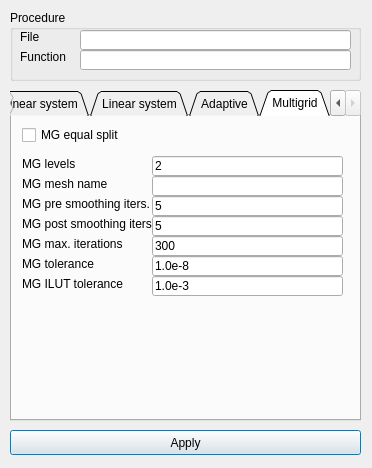
Old version of the form misc/Mesh3D/forms/solverparameters.ui in the repository tehnick/elmerfem.
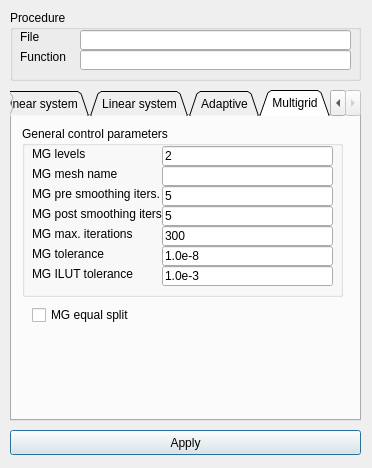
New version of the form. The open tabs and pages were chosen to show the change. Icons and pictures are not drawn.

Commit message: Mesh3D: Redesigned Material edit. Also changed some logic in Solver parameters edit.

The edit to the form file:
```diff
--- a/misc/Mesh3D/forms/solverparameters.ui
+++ b/misc/Mesh3D/forms/solverparameters.ui
@@ -989,8 +989,8 @@
     <widget class="QCheckBox" name="mgEqualSplitCheck" >
      <property name="geometry" >
       <rect>
-       <x>10</x>
-       <y>10</y>
+       <x>20</x>
+       <y>190</y>
        <width>101</width>
        <height>18</height>
       </rect>
@@ -999,37 +999,62 @@
       <string>MG equal split</string>
      </property>
     </widget>
-    <widget class="QLabel" name="mgLevelsLabel" >
+    <widget class="QGroupBox" name="multigridGeneralControlGroup" >
      <property name="geometry" >
       <rect>
        <x>10</x>
-       <y>40</y>
-       <width>131</width>
-       <height>16</height>
+       <y>10</y>
+       <width>321</width>
+       <height>171</height>
       </rect>
      </property>
+     <property name="title" >
+      <string>General control parameters</string>
+     </property>
+     <widget class="QLineEdit" name="mgLevelsEdit" >
+      <property name="geometry" >
+       <rect>
+        <x>140</x>
+        <y>20</y>
+        <width>171</width>
+        <height>20</height>
+       </rect>
+      </property>
      <property name="text" >
-      <string>MG levels</string>
-     </property>
-    </widget>
-    <widget class="QLabel" name="mgMeshNameLabel" >
+       <string>2</string>
+      </property>
+     </widget>
+     <widget class="QLineEdit" name="mgILUTEdit" >
      <property name="geometry" >
       <rect>
+        <x>140</x>
+        <y>140</y>
+        <width>171</width>
+        <height>20</height>
+       </rect>
+      </property>
+      <property name="text" >
+       <string>1.0e-3</string>
+      </property>
+     </widget>
+     <widget class="QLabel" name="mgILUTabel" >
+      <property name="geometry" >
+       <rect>
        <x>10</x>
-       <y>60</y>
+        <y>140</y>
        <width>131</width>
        <height>16</height>
       </rect>
      </property>
      <property name="text" >
-      <string>MG mesh name</string>
+       <string>MG ILUT tolerance</string>
      </property>
     </widget>
     <widget class="QLabel" name="mgPreSmoothingItersLabel" >
      <property name="geometry" >
       <rect>
        <x>10</x>
-       <y>80</y>
+        <y>60</y>
        <width>131</width>
        <height>16</height>
       </rect>
@@ -1042,7 +1067,7 @@
      <property name="geometry" >
       <rect>
        <x>10</x>
-       <y>100</y>
+        <y>80</y>
        <width>131</width>
        <height>16</height>
       </rect>
@@ -1051,87 +1076,12 @@
       <string>MG post smoothing iters.</string>
      </property>
     </widget>
-    <widget class="QLabel" name="mgMaxItersLabel" >
-     <property name="geometry" >
-      <rect>
-       <x>10</x>
-       <y>120</y>
-       <width>131</width>
-       <height>16</height>
-      </rect>
-     </property>
-     <property name="text" >
-      <string>MG max. iterations</string>
-     </property>
-    </widget>
-    <widget class="QLabel" name="mgToleranceLabel" >
-     <property name="geometry" >
-      <rect>
-       <x>10</x>
-       <y>140</y>
-       <width>131</width>
-       <height>16</height>
-      </rect>
-     </property>
-     <property name="text" >
-      <string>MG tolerance</string>
-     </property>
-    </widget>
-    <widget class="QLabel" name="mgILUTabel" >
-     <property name="geometry" >
-      <rect>
-       <x>10</x>
-       <y>160</y>
-       <width>131</width>
-       <height>16</height>
-      </rect>
-     </property>
-     <property name="text" >
-      <string>MG ILUT tolerance</string>
-     </property>
-    </widget>
-    <widget class="QLineEdit" name="mgLevelsEdit" >
-     <property name="geometry" >
-      <rect>
-       <x>140</x>
-       <y>40</y>
-       <width>191</width>
-       <height>20</height>
-      </rect>
-     </property>
-     <property name="text" >
-      <string>2</string>
-     </property>
-    </widget>
-    <widget class="QLineEdit" name="mgMeshNameEdit" >
-     <property name="geometry" >
-      <rect>
-       <x>140</x>
-       <y>60</y>
-       <width>191</width>
-       <height>20</height>
-      </rect>
-     </property>
-    </widget>
-    <widget class="QLineEdit" name="mgPreSmoothingItersEdit" >
-     <property name="geometry" >
-      <rect>
-       <x>140</x>
-       <y>80</y>
-       <width>191</width>
-       <height>20</height>
-      </rect>
-     </property>
-     <property name="text" >
-      <string>5</string>
-     </property>
-    </widget>
     <widget class="QLineEdit" name="mgPostSmoothingItersEdit" >
      <property name="geometry" >
       <rect>
        <x>140</x>
-       <y>100</y>
-       <width>191</width>
+        <y>80</y>
+        <width>171</width>
        <height>20</height>
       </rect>
      </property>
@@ -1143,8 +1093,8 @@
      <property name="geometry" >
       <rect>
        <x>140</x>
-       <y>120</y>
-       <width>191</width>
+        <y>100</y>
+        <width>171</width>
        <height>20</height>
       </rect>
      </property>
@@ -1152,12 +1102,87 @@
       <string>300</string>
      </property>
     </widget>
+     <widget class="QLabel" name="mgMeshNameLabel" >
+      <property name="geometry" >
+       <rect>
+        <x>10</x>
+        <y>40</y>
+        <width>131</width>
+        <height>16</height>
+       </rect>
+      </property>
+      <property name="text" >
+       <string>MG mesh name</string>
+      </property>
+     </widget>
+     <widget class="QLabel" name="mgToleranceLabel" >
+      <property name="geometry" >
+       <rect>
+        <x>10</x>
+        <y>120</y>
+        <width>131</width>
+        <height>16</height>
+       </rect>
+      </property>
+      <property name="text" >
+       <string>MG tolerance</string>
+      </property>
+     </widget>
+     <widget class="QLabel" name="mgLevelsLabel" >
+      <property name="geometry" >
+       <rect>
+        <x>10</x>
+        <y>20</y>
+        <width>131</width>
+        <height>16</height>
+       </rect>
+      </property>
+      <property name="text" >
+       <string>MG levels</string>
+      </property>
+     </widget>
+     <widget class="QLineEdit" name="mgPreSmoothingItersEdit" >
+      <property name="geometry" >
+       <rect>
+        <x>140</x>
+        <y>60</y>
+        <width>171</width>
+        <height>20</height>
+       </rect>
+      </property>
+      <property name="text" >
+       <string>5</string>
+      </property>
+     </widget>
+     <widget class="QLabel" name="mgMaxItersLabel" >
+      <property name="geometry" >
+       <rect>
+        <x>10</x>
+        <y>100</y>
+        <width>131</width>
+        <height>16</height>
+       </rect>
+      </property>
+      <property name="text" >
+       <string>MG max. iterations</string>
+      </property>
+     </widget>
+     <widget class="QLineEdit" name="mgMeshNameEdit" >
+      <property name="geometry" >
+       <rect>
+        <x>140</x>
+        <y>40</y>
+        <width>171</width>
+        <height>20</height>
+       </rect>
+      </property>
+     </widget>
     <widget class="QLineEdit" name="mgToleranceEdit" >
      <property name="geometry" >
       <rect>
        <x>140</x>
-       <y>140</y>
-       <width>191</width>
+        <y>120</y>
+        <width>171</width>
        <height>20</height>
       </rect>
      </property>
@@ -1165,18 +1190,6 @@
       <string>1.0e-8</string>
      </property>
     </widget>
-    <widget class="QLineEdit" name="mgILUTEdit" >
-     <property name="geometry" >
-      <rect>
-       <x>140</x>
-       <y>160</y>
-       <width>191</width>
-       <height>20</height>
-      </rect>
-     </property>
-     <property name="text" >
-      <string>1.0e-3</string>
-     </property>
     </widget>
    </widget>
   </widget>
```
Left out of the diff: 334 changed lines with no effect on the pictures. Lines whose indentation alone changed are shown as unchanged. The commit also changes 4 other files.
